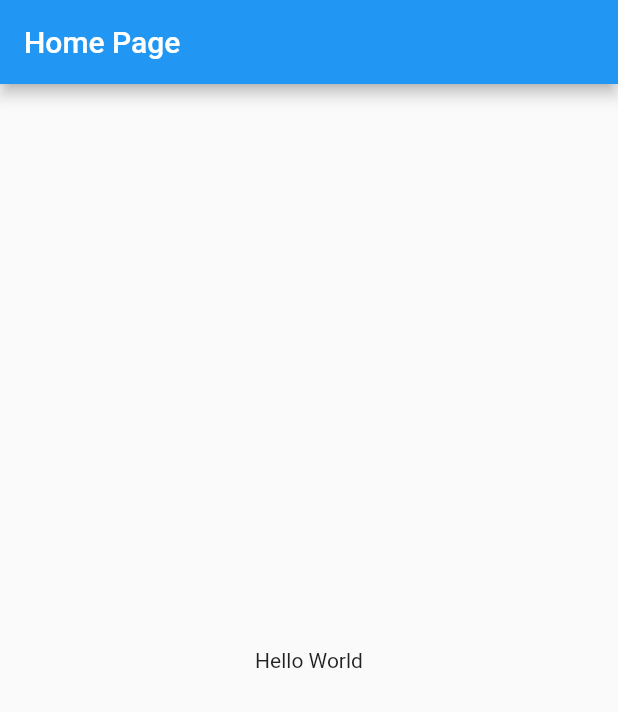
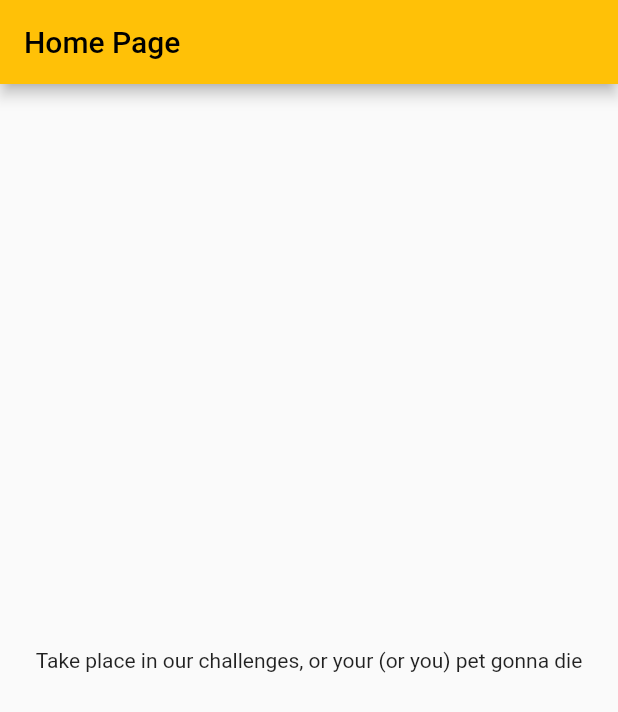
Before and after one commit to Kamilnaja/healthy-lines, a Flutter app: the screen it shows after launch, on a phone screen of 412 x 824 dp. Shown: the top 712 px of the screen. Run offline on Flutter 3.47's test engine with Material 2 defaults, Android fonts, the phone set to English and light mode, and no system bars.

Commit message:
Changing main element

```diff
--- a/lib/main.dart
+++ b/lib/main.dart
@@ -1,20 +1,33 @@
 import 'package:flutter/material.dart';
 
-void main() => runApp(const HelloWorld());
+void main() => runApp(const MyApp());
 
-class HelloWorld extends StatelessWidget {
-  const HelloWorld({Key? key}) : super(key: key);
+class MyApp extends StatelessWidget {
+  const MyApp({Key? key}) : super(key: key);
 
   @override
   Widget build(BuildContext context) {
     return MaterialApp(
-        title: 'First App',
-        home: Scaffold(
-            appBar: AppBar(
-              title: const Text('Home Page'),
-            ),
-            body: const Center(
-              child: Text('Hello World'),
-            )));
+      title: 'First App',
+      theme: ThemeData(primarySwatch: Colors.amber),
+      home: MyHomePage(title: 'MyHomePage'),
+    );
   }
 }
+
+class MyHomePage extends StatelessWidget {
+  const MyHomePage({Key? key, this.title = ''}) : super(key: key);
+  final String title;
+
+  @override
+  Widget build(BuildContext context) {
+    return Scaffold(
+        appBar: AppBar(
+          title: const Text('Home Page'),
+        ),
+        body: const Center(
+          child: Text(
+              'Take place in our challenges, or your (or you) pet gonna die'),
+        ));
+  }
+}
```
